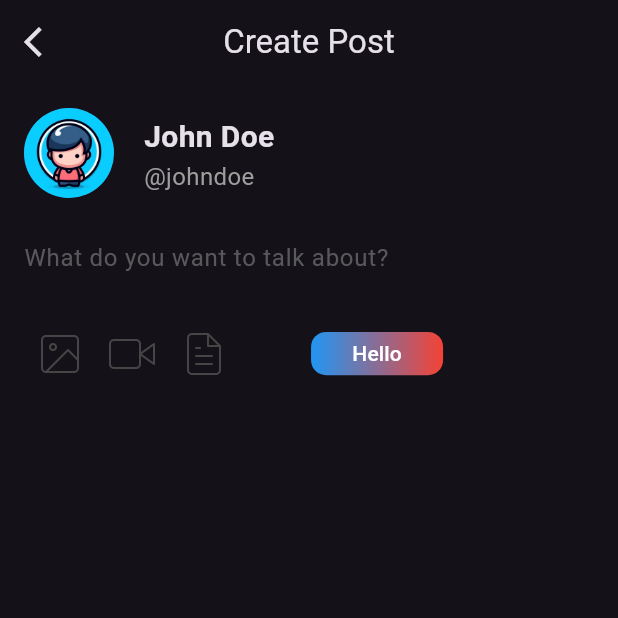
After one commit to subsavage/Captivate, a Flutter app: the RewrittemCaption screen opened directly, on a phone screen of 412 x 824 dp, the top half of it. The commit adds this screen. Run offline on Flutter 3.47's test engine with Material 2 defaults, Android fonts, the phone set to English and light mode, and no system bars; our stand-ins replace firebase_core; accounts and stored records are empty.

Commit message:
generated text functionality

```diff
--- /dev/null
+++ b/lib/rewritten_caption.dart
@@ -0,0 +1,301 @@
+import 'package:captivate/rewrite_caption.dart';
+import 'package:flutter/material.dart';
+
+class RewrittemCaption extends StatefulWidget {
+  const RewrittemCaption({Key? key}) : super(key: key);
+
+  @override
+  State<RewrittemCaption> createState() => RewrittemCaptionState();
+}
+
+class RewrittemCaptionState extends State<RewrittemCaption> {
+  TextEditingController textFieldController = TextEditingController();
+  String enteredText = '';
+  String generatedCaption = '';
+
+  Widget button() {
+    return Container(
+      height: MediaQuery.sizeOf(context).height * 0.035,
+      decoration: BoxDecoration(
+        gradient: const LinearGradient(
+          colors: [Colors.blue, Colors.red],
+          begin: Alignment.centerLeft,
+          end: Alignment.centerRight,
+        ),
+        borderRadius: BorderRadius.circular(10.0),
+      ),
+      child: MaterialButton(
+        onPressed: () {},
+        child: const Text(
+          'Hello',
+          style: TextStyle(
+            color: Colors.white,
+          ),
+        ),
+      ),
+    );
+  }
+
+  @override
+  Widget build(BuildContext context) {
+    // Widget captionField(String defaultLogo) {
+    //   return Container(
+    //     padding: const EdgeInsets.all(16),
+    //     child: Column(
+    //       mainAxisAlignment: MainAxisAlignment.start,
+    //       crossAxisAlignment: CrossAxisAlignment.start,
+    //       children: [
+    //         const Row(
+    //           mainAxisAlignment: MainAxisAlignment.start,
+    //           crossAxisAlignment: CrossAxisAlignment.start,
+    //           children: [
+    //             CircleAvatar(
+    //               radius: 30,
+    //               backgroundImage: AssetImage("assets/default_logo.jpg"),
+    //             ),
+    //             SizedBox(
+    //               width: 20,
+    //             ),
+    //             Column(
+    //               mainAxisAlignment: MainAxisAlignment.start,
+    //               crossAxisAlignment: CrossAxisAlignment.start,
+    //               children: [
+    //                 SizedBox(height: 5),
+    //                 Text(
+    //                   'John Doe',
+    //                   style: TextStyle(
+    //                     fontSize: 20,
+    //                     fontWeight: FontWeight.bold,
+    //                   ),
+    //                 ),
+    //                 Text(
+    //                   '@johndoe',
+    //                   style: TextStyle(
+    //                     fontSize: 16,
+    //                     color: Colors.grey,
+    //                   ),
+    //                 ),
+    //               ],
+    //             )
+    //           ],
+    //         ),
+    //         const SizedBox(height: 16),
+    //         TextField(
+    //           controller: textFieldController,
+    //           onChanged: (text) {
+    //             setState(() {
+    //               enteredText = text;
+    //             });
+    //           },
+    //           decoration: InputDecoration(
+    //             hintText: "What do you want to talk about?",
+    //             hintStyle: TextStyle(color: Colors.grey.withOpacity(0.5)),
+    //             border: InputBorder.none,
+    //           ),
+    //           maxLines: null,
+    //         ),
+    //         if (generatedCaption.isNotEmpty)
+    //           Text(
+    //             generatedCaption,
+    //             style: const TextStyle(
+    //               fontSize: 16,
+    //             ),
+    //           ),
+    //         const SizedBox(height: 16),
+    //         Row(
+    //           mainAxisAlignment: MainAxisAlignment.start,
+    //           crossAxisAlignment: CrossAxisAlignment.start,
+    //           children: [
+    //             IconButton(
+    //               onPressed: () {},
+    //               icon: Image.asset(
+    //                 "assets/image_icon.png",
+    //                 scale: 3,
+    //               ),
+    //             ),
+    //             IconButton(
+    //               onPressed: () {},
+    //               icon: Image.asset(
+    //                 "assets/video_icon.png",
+    //                 scale: 3,
+    //               ),
+    //             ),
+    //             IconButton(
+    //               onPressed: () {},
+    //               icon: Image.asset(
+    //                 "assets/text_icon.png",
+    //                 scale: 3,
+    //               ),
+    //             ),
+    //             SizedBox(
+    //               width: MediaQuery.sizeOf(context).width * 0.115,
+    //             ),
+    //             // button(),
+    //             Row(
+    //               mainAxisAlignment: MainAxisAlignment.spaceAround,
+    //               children: [
+    //                 SizedBox(
+    //                   height: MediaQuery.sizeOf(context).width * 0.115,
+    //                 ),
+    //                 GestureDetector(
+    //                   onTap: () async {
+    //                     print(textFieldController.text);
+    //                     final caption =
+    //                         await rewriteCaption(textFieldController.text);
+    //                     setState(() {
+    //                       generatedCaption = caption;
+    //                     });
+    //                   },
+    //                   child: button(),
+    //                 ),
+    //               ],
+    //             ),
+    //           ],
+    //         ),
+    //       ],
+    //     ),
+    //   );
+    // }
+
+    return GestureDetector(
+      onTap: () {
+        FocusScope.of(context).unfocus();
+      },
+      child: Scaffold(
+        appBar: AppBar(
+          title: const Text("Create Post"),
+          centerTitle: true,
+          leading: const Icon(Icons.arrow_back_ios),
+        ),
+        body: SafeArea(
+          child: Center(
+            child: Column(
+              children: [
+                // captionField("assets/default_logo.jpg"),
+                Container(
+                  padding: const EdgeInsets.all(16),
+                  child: Column(
+                    mainAxisAlignment: MainAxisAlignment.start,
+                    crossAxisAlignment: CrossAxisAlignment.start,
+                    children: [
+                      const Row(
+                        mainAxisAlignment: MainAxisAlignment.start,
+                        crossAxisAlignment: CrossAxisAlignment.start,
+                        children: [
+                          CircleAvatar(
+                            radius: 30,
+                            backgroundImage:
+                                AssetImage("assets/default_logo.jpg"),
+                          ),
+                          SizedBox(
+                            width: 20,
+                          ),
+                          Column(
+                            mainAxisAlignment: MainAxisAlignment.start,
+                            crossAxisAlignment: CrossAxisAlignment.start,
+                            children: [
+                              SizedBox(height: 5),
+                              Text(
+                                'John Doe',
+                                style: TextStyle(
+                                  fontSize: 20,
+                                  fontWeight: FontWeight.bold,
+                                ),
+                              ),
+                              Text(
+                                '@johndoe',
+                                style: TextStyle(
+                                  fontSize: 16,
+                                  color: Colors.grey,
+                                ),
+                              ),
+                            ],
+                          )
+                        ],
+                      ),
+                      const SizedBox(height: 16),
+                      TextField(
+                        controller: textFieldController,
+                        onChanged: (text) {
+                          setState(() {
+                            enteredText = text;
+                          });
+                        },
+                        decoration: InputDecoration(
+                          hintText: "What do you want to talk about?",
+                          hintStyle:
+                              TextStyle(color: Colors.grey.withOpacity(0.5)),
+                          border: InputBorder.none,
+                        ),
+                        maxLines: null,
+                      ),
+                      if (generatedCaption.isNotEmpty)
+                        Text(
+                          generatedCaption,
+                          style: const TextStyle(
+                            fontSize: 16,
+                          ),
+                        ),
+                      const SizedBox(height: 16),
+                      Row(
+                        mainAxisAlignment: MainAxisAlignment.start,
+                        crossAxisAlignment: CrossAxisAlignment.start,
+                        children: [
+                          IconButton(
+                            onPressed: () {},
+                            icon: Image.asset(
+                              "assets/image_icon.png",
+                              scale: 3,
+                            ),
+                          ),
+                          IconButton(
+                            onPressed: () {},
+                            icon: Image.asset(
+                              "assets/video_icon.png",
+                              scale: 3,
+                            ),
+                          ),
+                          IconButton(
+                            onPressed: () {},
+                            icon: Image.asset(
+                              "assets/text_icon.png",
+                              scale: 3,
+                            ),
+                          ),
+                          SizedBox(
+                            width: MediaQuery.sizeOf(context).width * 0.115,
+                          ),
+                          // button(),
+                          Row(
+                            mainAxisAlignment: MainAxisAlignment.spaceAround,
+                            children: [
+                              SizedBox(
+                                height:
+                                    MediaQuery.sizeOf(context).width * 0.115,
+                              ),
+                              GestureDetector(
+                                onTap: () async {
+                                  print(textFieldController.text);
+                                  final caption = await rewriteCaption(
+                                      textFieldController.text);
+                                  setState(() {
+                                    generatedCaption = caption;
+                                  });
+                                },
+                                child: button(),
+                              ),
+                            ],
+                          ),
+                        ],
+                      ),
+                    ],
+                  ),
+                ),
+              ],
+            ),
+          ),
+        ),
+      ),
+    );
+  }
+}
--- a/pubspec.yaml
+++ b/pubspec.yaml
@@ -36,6 +36,8 @@ dependencies:
   # Use with the CupertinoIcons class for iOS style icons.
   cupertino_icons: ^1.0.2
   firebase_core: ^2.20.0
+  http: ^1.1.0
+  flutter_dotenv: ^5.1.0
 
 dev_dependencies:
   flutter_test:
```
Also changed, not shown: lib/create_post.dart (+69 -26 lines), lib/rewrite_caption.dart (added, +28 -0 lines), pubspec.lock.
